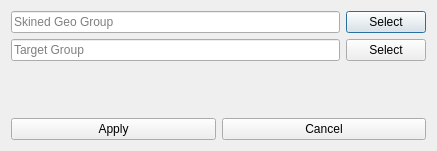
The window that forms/DlgTransferSkinToNewGeo.ui (ThomasEscalle/WombatAutoRig) describes before a commit, drawn with Qt 5.
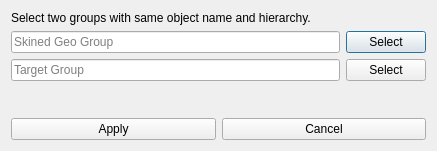
The same window after the commit.

Commit message: Transfer skin to new geo wip

The edit to the form file:
```diff
--- a/forms/DlgTransferSkinToNewGeo.ui
+++ b/forms/DlgTransferSkinToNewGeo.ui
@@ -14,6 +14,13 @@
    <string>Dialog</string>
   </property>
   <layout class="QVBoxLayout" name="verticalLayout">
+   <item>
+    <widget class="QLabel" name="label">
+     <property name="text">
+      <string>Select two groups with same object name and hierarchy.</string>
+     </property>
+    </widget>
+   </item>
    <item>
     <layout class="QHBoxLayout" name="horizontalLayout">
      <item>
```
The commit also changes 3 other files.
